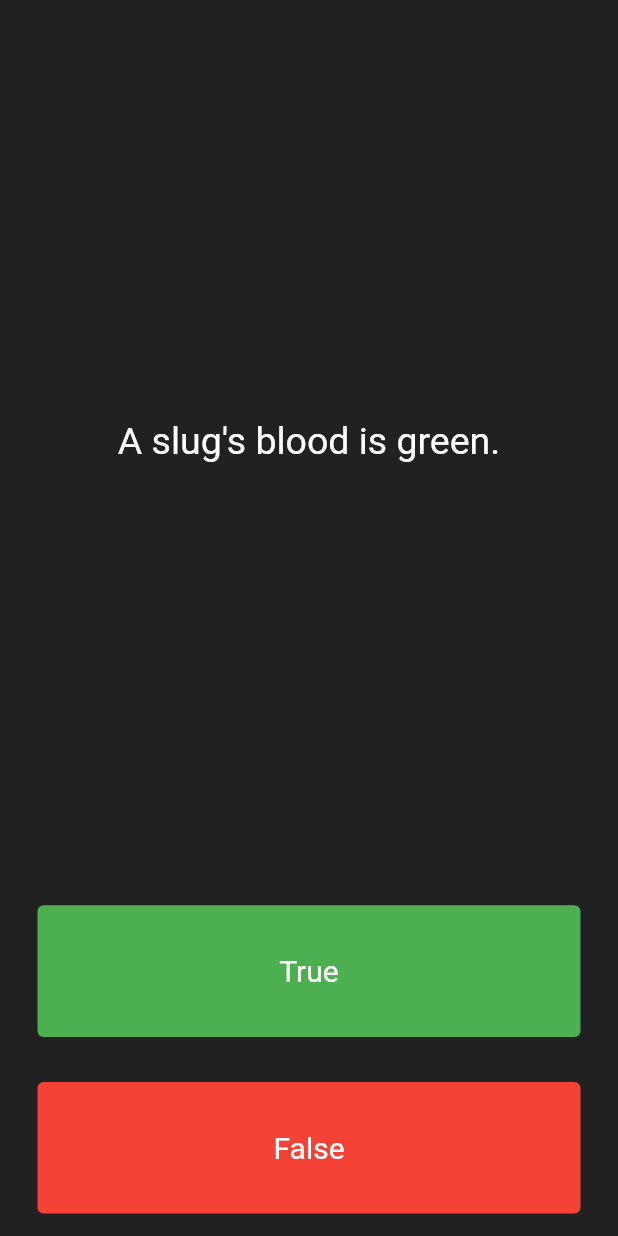
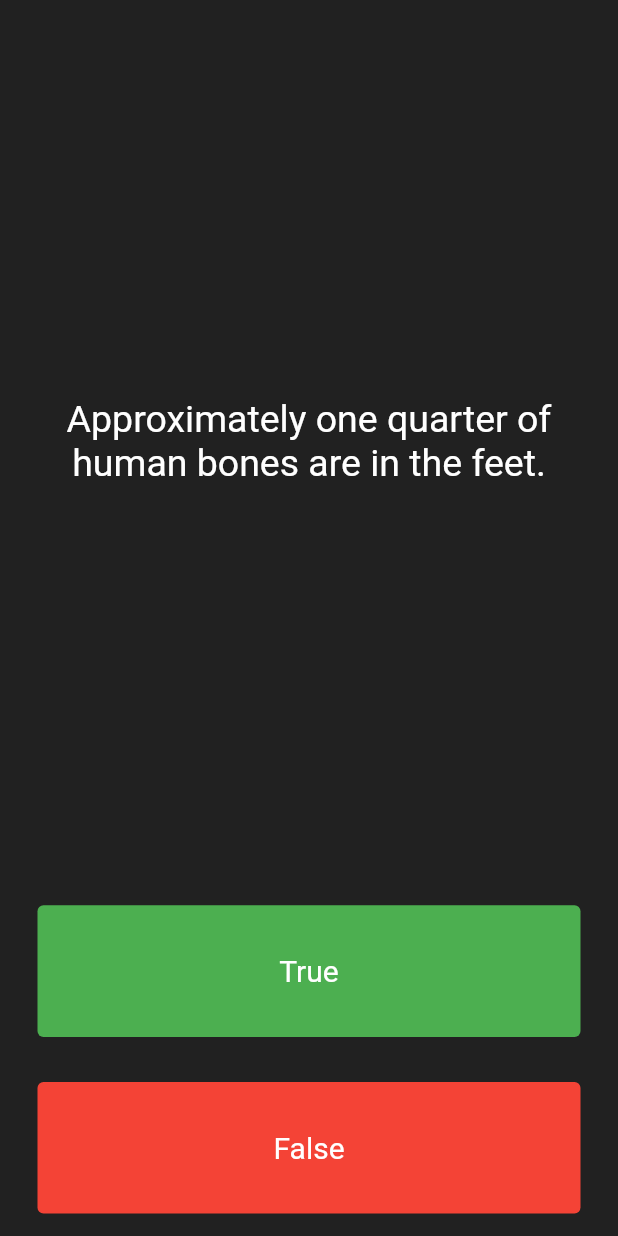
Before and after one commit to jinhlee19/flutter-playground, a Flutter app: the screen it shows after launch, after a tap on "True", after a tap on "False", on a phone screen of 412 x 824 dp. Run offline on Flutter 3.47's test engine with Material 2 defaults, Android fonts, the light colour scheme and no system bars; our stand-ins replace audioplayers.

Commit message:
Quizzler - Abstraction in Action

```diff
--- a/quizzler/lib/main.dart
+++ b/quizzler/lib/main.dart
@@ -1,5 +1,9 @@
 import 'package:flutter/material.dart';
-import 'question.dart';
+// import 'question.dart';
+import 'quiz_brain.dart';
+
+// Question newQuestion = Question('text', true);
+QuizBrain quizBrain = QuizBrain();
 
 void main() => runApp(Quizzler());
 
@@ -37,13 +41,13 @@
   // List<bool> answers = [false, true, true];
   // Question q1 = Question(q: 'You can lead a cow down stairs but not up stairs.', a: false);
 
-  List<Question> questionBank = [
-    Question(q: 'You can lead a cow down stairs but not up stairs.', a: false),
-    Question(
-        q: 'Approximately one quarter of human bones are in the feet.',
-        a: true),
-    Question(q: 'A slug\'s blood is green.', a: true),
-  ];
+  // List<Question> questionBank = [
+  //   Question(q: 'You can lead a cow down stairs but not up stairs.', a: false),
+  //   Question(
+  //       q: 'Approximately one quarter of human bones are in the feet.',
+  //       a: true),
+  //   Question(q: 'A slug\'s blood is green.', a: true),
+  // ];
 
   int questionNumber = 0;
 
@@ -61,7 +65,7 @@
             child: Center(
               child: Text(
                 // 'testing text',
-                questionBank[questionNumber].questionText,
+                quizBrain.questionBank[questionNumber].questionText,
                 // Question Class 사용한 index ***
                 //questions[questionNumber],
                 // setState 에서 받은 변경값이 마킹되어 rebuild 를 트리거한다.
@@ -88,7 +92,7 @@
               onPressed: () {
                 setState(() {
                   bool correctAnswer =
-                      questionBank[questionNumber].questionAnswer;
+                      quizBrain.questionBank[questionNumber].questionAnswer;
                   // Checking User Answer #2 - True Version of If Else !!
                   if (correctAnswer == true) {
                     print('user got it right!');
@@ -117,7 +121,7 @@
                 setState(() {
                   // Checking User Answer #2 - False Version of If Else !!
                   bool correctAnswer =
-                      questionBank[questionNumber].questionAnswer;
+                      quizBrain.questionBank[questionNumber].questionAnswer;
                   if (correctAnswer == false) {
                     print('user got it right!');
                   } else {
--- /dev/null
+++ b/quizzler/lib/notes.dart
@@ -0,0 +1,19 @@
+// Dart Classes
+
+void main() {
+  Human jenny = Human(startingHeight: 15); // 제니라는 휴먼 생성
+  print(jenny.height); // .으로 프로퍼티에 접근 (#1)
+  jenny.talk('why is the sky blue'); //. 으로 메서드에 접근 (#2)
+}
+
+class Human {
+  late double height;
+  int age = 0;
+
+  Human({required double startingHeight}) {
+    height = startingHeight;
+  }
+  void talk(String whatToSay) {
+    print(whatTosay);
+  }
+}
--- a/quizzler/lib/question.dart
+++ b/quizzler/lib/question.dart
@@ -1,9 +1,22 @@
 class Question {
-  String questionText;
-  bool questionAnswer;
+  late String questionText;
+  late bool questionAnswer;
 
-  Question({String q, bool a}) {
-    questionText = q;
-    questionAnswer = a;
-  }
+  // solution 1 - this
+  Question(this.questionText, this.questionAnswer);
+
+// solution 2
+// Question(String q, bool a) {
+//   questionText = q;
+//   questionAnswer = a;
+// }
+
+// issue - from lecture
+// Question(String s, {required String q, required bool a}) {
+//   questionText = q;
+//   questionAnswer = a;
+// }
+
+// Creating an Object from the Class -> use in main.dart
+// Question newQuestion = Question('text', true);
 }
--- /dev/null
+++ b/quizzler/lib/quiz_brain.dart
@@ -0,0 +1,31 @@
+import 'package:quizzler_flutter_flearner/question.dart';
+
+class QuizBrain {
+  List<Question> questionBank = [
+    Question('Some cats are actually allergic to humans', true),
+    Question('You can lead a cow down stairs but not up stairs.', false),
+    Question('Approximately one quarter of human bones are in the feet.', true),
+    Question('A slug\'s blood is green.', true),
+    Question('Buzz Aldrin\'s mother\'s maiden name was \"Moon\".', true),
+    Question('It is illegal to pee in the Ocean in Portugal.', true),
+    Question(
+        'No piece of square dry paper can be folded in half more than 7 times.',
+        false),
+    Question(
+        'In London, UK, if you happen to die in the House of Parliament, you are technically entitled to a state funeral, because the building is considered too sacred a place.',
+        true),
+    Question(
+        'The loudest sound produced by any animal is 188 decibels. That animal is the African Elephant.',
+        false),
+    Question(
+        'The total surface area of two human lungs is approximately 70 square metres.',
+        true),
+    Question('Google was originally called \"Backrub\".', true),
+    Question(
+        'Chocolate affects a dog\'s heart and nervous system; a few ounces are enough to kill a small dog.',
+        true),
+    Question(
+        'In West Virginia, USA, if you accidentally hit an animal with your car, you are free to take it home to eat.',
+        true),
+  ];
+}
```
